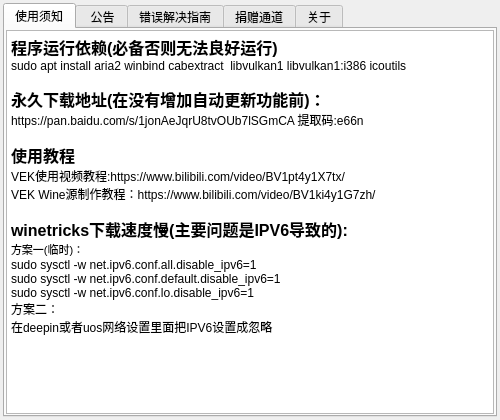
This is ui/vekAbout.ui in gfdgd-xi/vekcode as Qt 5 draws it before an edit. The edited form follows.
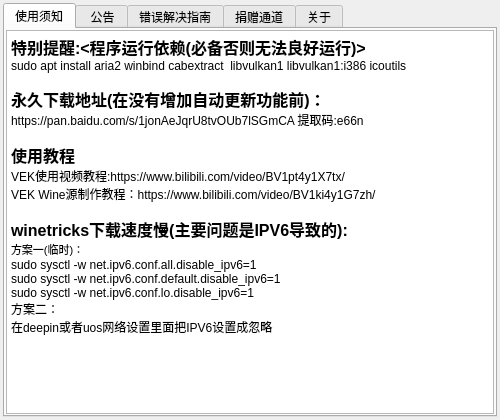
This is the edited form. Icons and pictures are not drawn.

```diff
--- a/ui/vekAbout.ui
+++ b/ui/vekAbout.ui
@@ -85,7 +85,7 @@
 &lt;html&gt;&lt;head&gt;&lt;meta name=&quot;qrichtext&quot; content=&quot;1&quot; /&gt;&lt;style type=&quot;text/css&quot;&gt;
 p, li { white-space: pre-wrap; }
 &lt;/style&gt;&lt;/head&gt;&lt;body style=&quot; font-family:'Sans Serif'; font-size:9pt; font-weight:400; font-style:normal;&quot;&gt;
-&lt;p style=&quot; margin-top:0px; margin-bottom:0px; margin-left:0px; margin-right:0px; -qt-block-indent:0; text-indent:0px;&quot;&gt;&lt;span style=&quot; font-size:12pt; font-weight:600;&quot;&gt;程序运行依赖(必备否则无法良好运行)&lt;/span&gt;&lt;/p&gt;
+&lt;p style=&quot; margin-top:0px; margin-bottom:0px; margin-left:0px; margin-right:0px; -qt-block-indent:0; text-indent:0px;&quot;&gt;&lt;span style=&quot; font-size:12pt; font-weight:600;&quot;&gt;特别提醒:&amp;lt;程序运行依赖(必备否则无法良好运行)&amp;gt;&lt;/span&gt;&lt;/p&gt;
 &lt;p style=&quot; margin-top:0px; margin-bottom:0px; margin-left:0px; margin-right:0px; -qt-block-indent:0; text-indent:0px;&quot;&gt;sudo apt install aria2 winbind cabextract  libvulkan1 libvulkan1:i386 icoutils&lt;/p&gt;
 &lt;p style=&quot;-qt-paragraph-type:empty; margin-top:0px; margin-bottom:0px; margin-left:0px; margin-right:0px; -qt-block-indent:0; text-indent:0px;&quot;&gt;&lt;br /&gt;&lt;/p&gt;
 &lt;p style=&quot; margin-top:0px; margin-bottom:0px; margin-left:0px; margin-right:0px; -qt-block-indent:0; text-indent:0px;&quot;&gt;&lt;span style=&quot; font-size:12pt; font-weight:600;&quot;&gt;永久下载地址(在没有增加自动更新功能前)：&lt;/span&gt;&lt;/p&gt;
```
